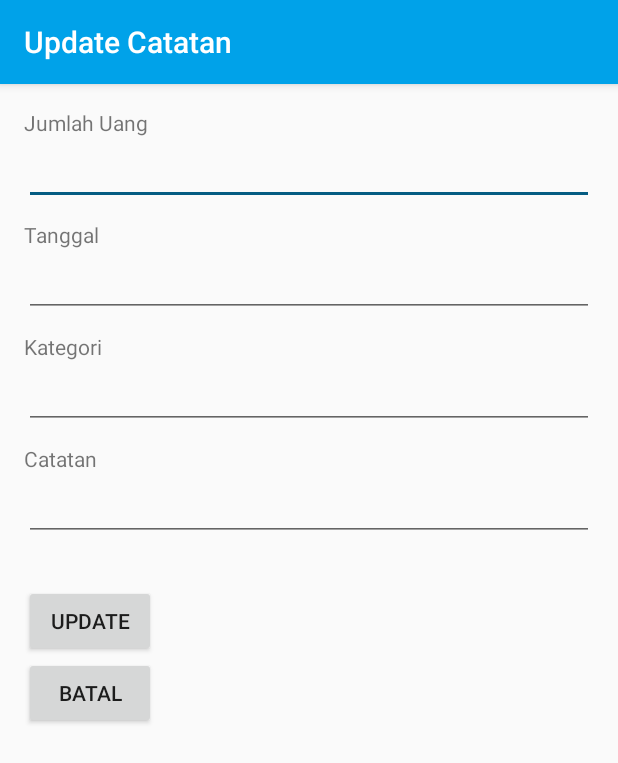
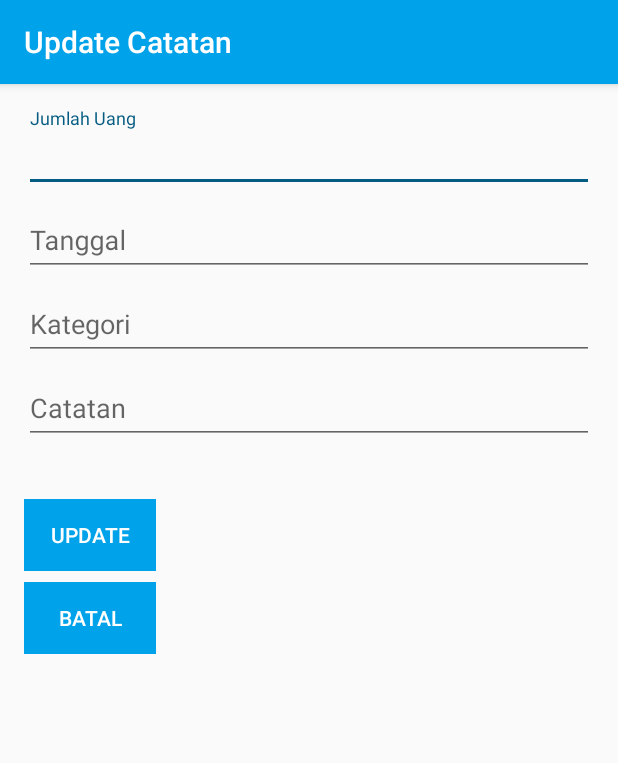
Before and after one commit to AndroidGroup5/UangQuu, an Android app: the UpdateData screen opened directly, with no data from a screen before it, on a phone screen of 412 x 824 dp. Shown: the top 763 px of the screen. Run offline under Robolectric (Android 15) with nearby library versions, the phone set to English and light mode, and no system bars.

Commit message:
Fix Design

```diff
--- /dev/null
+++ b/app/src/main/res/drawable/bgbtn.xml
@@ -0,0 +1,6 @@
+<?xml version="1.0" encoding="utf-8"?>
+<selector xmlns:android="http://schemas.android.com/apk/res/android">
+    <item android:drawable="@color/colorPrimaryDark" android:state_pressed="true" />
+    <item android:drawable="@color/colorPrimaryDark" android:state_hovered="true" />
+    <item android:drawable="@color/colorPrimary1" />
+</selector>
--- a/app/src/main/res/layout/activity_lihat_data.xml
+++ b/app/src/main/res/layout/activity_lihat_data.xml
@@ -83,11 +83,14 @@
 
     <Button
         android:id="@+id/button1"
+        style="?android:attr/borderlessButtonStyle"
         android:layout_width="wrap_content"
         android:layout_height="wrap_content"
         android:layout_alignLeft="@+id/TextView03"
         android:layout_below="@+id/TextView03"
         android:layout_marginTop="34dp"
-        android:text="Kembali" />
+        android:background="@drawable/bgbtn"
+        android:text="Kembali"
+        android:textColor="@android:color/background_light" />
 
 </RelativeLayout>
--- a/app/src/main/res/layout/activity_update_data.xml
+++ b/app/src/main/res/layout/activity_update_data.xml
@@ -7,73 +7,61 @@
     android:paddingLeft="@dimen/activity_horizontal_margin"
     android:paddingRight="@dimen/activity_horizontal_margin"
     android:paddingTop="@dimen/activity_vertical_margin"
-    tools:context=".UpdateBiodata">
+    tools:context=".UpdateData">
 
-    <TextView
-        android:id="@+id/textView1"
-        android:layout_width="wrap_content"
-        android:layout_height="wrap_content"
-        android:layout_alignParentLeft="true"
-        android:layout_alignParentTop="true"
-        android:inputType="number|numberSigned"
-        android:text="Jumlah Uang" />
+    <android.support.design.widget.TextInputLayout
+        android:layout_width="match_parent"
+        android:layout_height="wrap_content">
 
         <EditText
             android:id="@+id/editText1"
             android:layout_width="match_parent"
             android:layout_height="wrap_content"
-        android:layout_alignLeft="@+id/textView1">
+            android:layout_alignLeft="@+id/textView1"
+            android:hint="Jumlah Uang">
 
             <requestFocus />
         </EditText>
+    </android.support.design.widget.TextInputLayout>
 
-    <TextView
-        android:id="@+id/textView2"
-        android:layout_width="wrap_content"
-        android:layout_height="wrap_content"
-        android:layout_alignLeft="@+id/editText1"
-        android:layout_below="@+id/editText1"
-        android:layout_marginTop="10dp"
-        android:text="Tanggal" />
+    <android.support.design.widget.TextInputLayout
+        android:layout_width="match_parent"
+        android:layout_height="wrap_content">
 
         <EditText
             android:id="@+id/editText2"
             android:layout_width="match_parent"
             android:layout_height="wrap_content"
             android:layout_alignLeft="@+id/textView2"
-        android:layout_below="@+id/textView2" />
+            android:layout_below="@+id/textView2"
+            android:hint="Tanggal" />
+    </android.support.design.widget.TextInputLayout>
 
-    <TextView
-        android:id="@+id/textView3"
-        android:layout_width="wrap_content"
-        android:layout_height="wrap_content"
-        android:layout_alignLeft="@+id/editText2"
-        android:layout_below="@+id/editText2"
-        android:layout_marginTop="10dp"
-        android:text="Kategori" />
+    <android.support.design.widget.TextInputLayout
+        android:layout_width="match_parent"
+        android:layout_height="wrap_content">
 
         <EditText
             android:id="@+id/editText3"
             android:layout_width="match_parent"
             android:layout_height="wrap_content"
             android:layout_alignLeft="@+id/textView3"
-        android:layout_below="@+id/textView3" />
+            android:layout_below="@+id/textView3"
+            android:hint="Kategori" />
+    </android.support.design.widget.TextInputLayout>
 
-    <TextView
-        android:id="@+id/textView4"
-        android:layout_width="wrap_content"
-        android:layout_height="wrap_content"
-        android:layout_alignLeft="@+id/editText3"
-        android:layout_below="@+id/editText3"
-        android:layout_marginTop="10dp"
-        android:text="Catatan" />
+    <android.support.design.widget.TextInputLayout
+        android:layout_width="match_parent"
+        android:layout_height="wrap_content">
 
         <EditText
             android:id="@+id/editText4"
             android:layout_width="match_parent"
             android:layout_height="wrap_content"
             android:layout_alignLeft="@+id/textView4"
-        android:layout_below="@+id/textView4" />
+            android:layout_below="@+id/textView4"
+            android:hint="Catatan" />
+    </android.support.design.widget.TextInputLayout>
 
     <TextView
         android:id="@+id/textView5"
@@ -85,19 +73,27 @@
 
     <Button
         android:id="@+id/button1"
+        style="?android:attr/borderlessButtonStyle"
         android:layout_width="wrap_content"
         android:layout_height="wrap_content"
         android:layout_alignLeft="@+id/editText5"
         android:layout_alignParentBottom="true"
-        android:text="Update" />
+        android:layout_marginTop="7dp"
+        android:background="@drawable/bgbtn"
+        android:text="Update"
+        android:textColor="@android:color/background_light" />
 
     <Button
         android:id="@+id/button2"
+        style="?android:attr/borderlessButtonStyle"
         android:layout_width="wrap_content"
         android:layout_height="wrap_content"
         android:layout_alignParentBottom="true"
+        android:layout_marginTop="7dp"
         android:layout_toEndOf="@+id/button1"
         android:layout_toRightOf="@+id/button1"
-        android:text="Batal" />
+        android:background="@drawable/bgbtn"
+        android:text="Batal"
+        android:textColor="@android:color/background_light" />
 
 </LinearLayout>
--- a/app/src/main/res/values/colors.xml
+++ b/app/src/main/res/values/colors.xml
@@ -2,5 +2,6 @@
 <resources>
     <color name="colorPrimary">#3F51B5</color>
     <color name="colorPrimaryDark">#057fb5</color>
-    <color name="colorAccent">#FF4081</color>
+    <color name="colorAccent">#F4E22A</color>
+    <color name="colorPrimary1">#00a2e9</color>
 </resources>
```
Also changed, not shown: app/src/main/AndroidManifest.xml (+4 -12 lines), app/src/main/java/id/sch/smktelkom_mlg/project/xirpl405142332/uangqu/SplashScreen.java (deleted, +0 -41 lines), app/src/main/res/layout/activity_buat_data.xml (+33 -36 lines), app/src/main/res/layout/splash_screen.xml (deleted, +0 -21 lines). Lines whose indentation alone changed are shown as unchanged.
